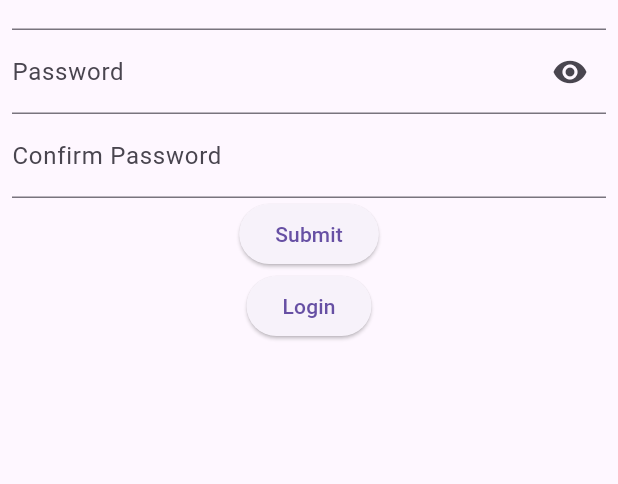
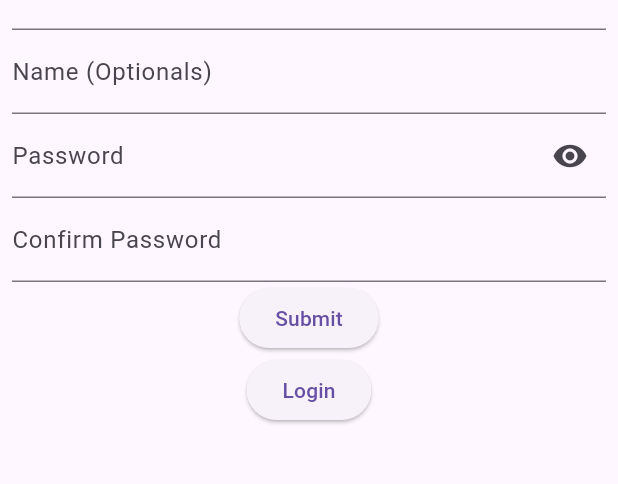
Before and after one commit to ekarobyanto/library_app, a Flutter app: the screen it shows after launch, after a tap on "Submit", after a tap on "Register", on a phone screen of 412 x 824 dp, the part 66-550 px from its top. Run offline on Flutter 3.47's test engine with Material 3 defaults, Android fonts, the phone set to English and light mode, and no system bars; our stand-ins replace bloc, email_validator, firebase_auth, firebase_core, flutter_bloc, flutter_dotenv and 2 more; accounts and stored records are empty.

Commit message:
update depedencies and other

```diff
--- a/lib/src/core/cubit/auth_cubit.dart
+++ b/lib/src/core/cubit/auth_cubit.dart
@@ -12,7 +12,7 @@ class AuthCubit extends Cubit<AuthState> {
   final FirebaseAuth auth = FirebaseAuth.instance;
   AuthCubit() : super(const AuthState.initial());
 
-  static const String defaultAuthError = 'Authentication failed.';
+  static const String defaultAuthError = 'Failed to retrieve user data.';
 
   emailSignUp(AuthParams params) async {
     try {
@@ -42,6 +42,9 @@ class AuthCubit extends Cubit<AuthState> {
         email: params.email,
         password: params.password,
       );
+      if ((params.name ?? '').isNotEmpty) {
+        await auth.currentUser?.updateDisplayName(params.name);
+      }
       if (userCred.user != null) {
         emit(_SignedIn(userCred: userCred));
       } else {
@@ -56,10 +59,18 @@ class AuthCubit extends Cubit<AuthState> {
 
   checkAuthState() async {
     emit(const _Loading());
-    final String? user = await auth.currentUser?.getIdToken();
-    log(user ?? 'No user found');
-    if (user != null) {
-      emit(const _SignedIn());
+    try {
+      final String? idToken = await auth.currentUser?.getIdToken();
+      final User? user = auth.currentUser;
+      log(user?.displayName ?? '--');
+      log(idToken ?? 'No user found');
+      if (idToken != null) {
+        emit(const _SignedIn());
+      }
+    } on FirebaseAuthException catch (err) {
+      emit(_Error(message: err.message ?? defaultAuthError));
+    } catch (err) {
+      emit(_Error(message: err.toString()));
     }
   }
 }
--- a/lib/src/features/auth/login/login_screen.dart
+++ b/lib/src/features/auth/login/login_screen.dart
@@ -13,6 +13,7 @@ class LoginScreen extends StatelessWidget {
       listener: (context, state) {
         state.whenOrNull(
           signedIn: (cred) {
+            context.pop();
             showDialog(
               context: context,
               barrierDismissible: false,
@@ -37,12 +38,23 @@ class LoginScreen extends StatelessWidget {
           },
         );
       },
-      child: const Scaffold(
-        body: SafeArea(
-          child: SingleChildScrollView(
-            child: Padding(
-              padding: EdgeInsets.all(8.0),
-              child: LoginForm(),
+      child: PopScope(
+        canPop: context.read<AuthCubit>().state != const AuthState.loading(),
+        child: Scaffold(
+          body: SafeArea(
+            child: SingleChildScrollView(
+              child: Padding(
+                padding: const EdgeInsets.all(8.0),
+                child: Column(
+                  children: [
+                    const LoginForm(),
+                    ElevatedButton(
+                      onPressed: () => {},
+                      child: const Text('login gugel'),
+                    )
+                  ],
+                ),
+              ),
             ),
           ),
         ),
--- a/lib/src/features/auth/models/auth_params.dart
+++ b/lib/src/features/auth/models/auth_params.dart
@@ -1,5 +1,6 @@
 class AuthParams {
   final String email;
   final String password;
-  AuthParams({required this.email, required this.password});
+  final String? name;
+  AuthParams({required this.email, required this.password, this.name});
 }
--- a/lib/src/features/auth/register/widgets/register_form.dart
+++ b/lib/src/features/auth/register/widgets/register_form.dart
@@ -17,6 +17,7 @@ class _RegisterFormState extends State<RegisterForm> {
 
   bool obsecurePassword = true;
   TextEditingController emailController = TextEditingController();
+  TextEditingController nameController = TextEditingController();
   TextEditingController passwordController = TextEditingController();
 
   @override
@@ -35,6 +36,10 @@ class _RegisterFormState extends State<RegisterForm> {
               }
               return null;
             },
+          ),
+          TextFormField(
+            controller: nameController,
+            decoration: const InputDecoration(labelText: 'Name (Optionals)'),
           ),
           TextFormField(
             controller: passwordController,
@@ -75,6 +80,7 @@ class _RegisterFormState extends State<RegisterForm> {
                       AuthParams(
                         email: emailController.text,
                         password: passwordController.text,
+                        name: nameController.text,
                       ),
                     );
               }
--- a/lib/src/utils/create_go_route_instance.dart
+++ b/lib/src/utils/create_go_route_instance.dart
@@ -6,11 +6,15 @@ createGoRouteInstance({
   required Widget screen,
   Page<dynamic> Function(BuildContext, GoRouterState)? pageBuilder,
   String? routeName,
+  List<GoRoute>? routes,
 }) {
   return GoRoute(
     path: route,
     name: routeName ?? route,
     pageBuilder: pageBuilder ??
         (context, state) => MaterialPage(key: state.pageKey, child: screen),
+    routes: <GoRoute>[
+      ...routes ?? [],
+    ],
   );
 }
--- a/pubspec.yaml
+++ b/pubspec.yaml
@@ -52,6 +52,7 @@ dependencies:
   flutter_dotenv: ^5.1.0
   freezed_annotation: ^2.4.1
   bloc: ^8.1.4
+  google_sign_in: ^6.2.1
 
 dev_dependencies:
   flutter_test:
```
Also changed, not shown: pubspec.lock, 2 other files.
